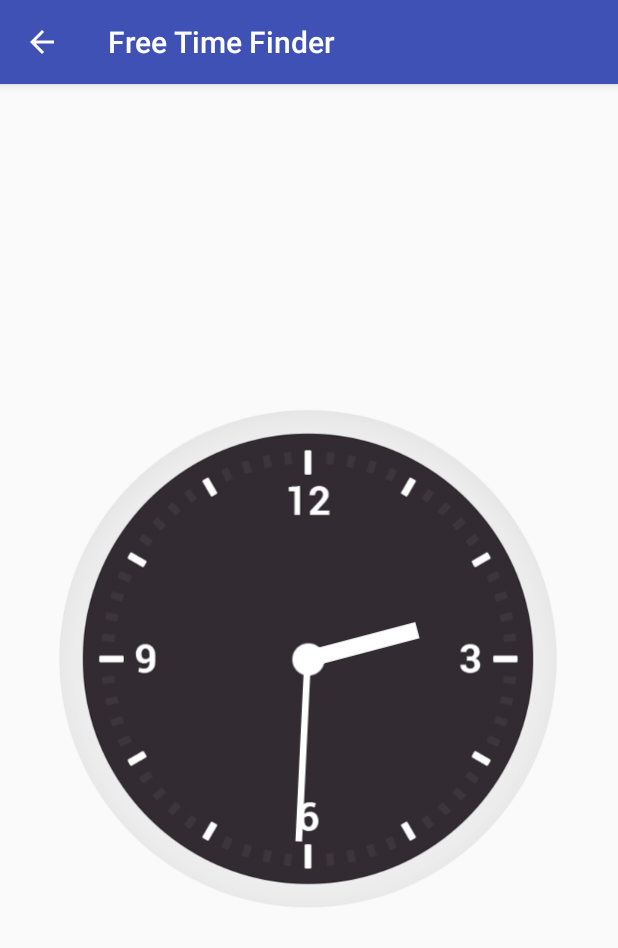
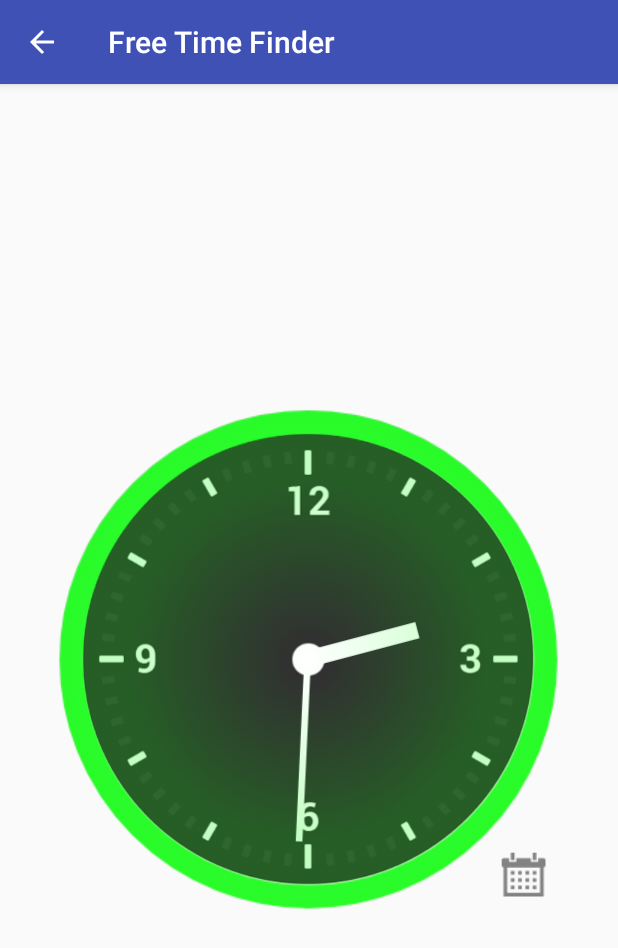
Before and after one commit to WebnetMobile/12HoursAndroid, an Android app: the FreeTimeActivity screen opened directly, with no data from a screen before it, on a phone screen of 412 x 824 dp. Shown: the top 948 px of the screen. Run offline under Robolectric (Android 15) with nearby library versions, the phone set to English and light mode, and no system bars; 3 statements that could not run were skipped.

Commit message:
Version bump, calendar change button.

```diff
--- a/app/src/main/AndroidManifest.xml
+++ b/app/src/main/AndroidManifest.xml
@@ -1,8 +1,8 @@
 <?xml version="1.0" encoding="utf-8"?>
 <manifest xmlns:android="http://schemas.android.com/apk/res/android"
     package="com.tajchert.hours"
-    android:versionCode="41"
-    android:versionName="2.0.5" >
+    android:versionCode="42"
+    android:versionName="2.1.0" >
 
     <uses-permission
         android:name="android.permission.READ_CALENDAR"
--- a/app/src/main/java/com/tajchert/hours/ui/FreeTimeActivity.java
+++ b/app/src/main/java/com/tajchert/hours/ui/FreeTimeActivity.java
@@ -3,14 +3,20 @@ package com.tajchert.hours.ui;
 import android.content.Context;
 import android.content.Intent;
 import android.content.SharedPreferences;
+import android.net.Uri;
 import android.os.Bundle;
+import android.provider.CalendarContract;
 import android.support.v7.app.ActionBarActivity;
 import android.util.Log;
+import android.view.View;
+import android.widget.Button;
 import android.widget.ImageView;
 
 import com.tajchert.hours.R;
+import com.tajchert.hours.Tools;
 import com.tajchert.hours.calendar.CalendarContentResolver;
 import com.tajchert.hours.calendar.Event;
+import com.tajchert.hours.lists.PickCalendars;
 
 import java.util.ArrayList;
 import java.util.Calendar;
@@ -18,6 +24,7 @@ import java.util.Map;
 import java.util.TreeMap;
 
 public class FreeTimeActivity extends ActionBarActivity {
+    private static final String TAG = "FreeTimeActivity";
     private ImageView imageView;
     private SharedPreferences prefs;
     private static TreeMap<Long, Long> eventsTogether = new TreeMap<Long, Long>();
@@ -28,14 +35,47 @@ public class FreeTimeActivity extends ActionBarActivity {
         setContentView(R.layout.activity_free_time);
         imageView = (ImageView) findViewById(R.id.imageViewActivity);
         prefs = this.getSharedPreferences("com.tajchert.hours", Context.MODE_PRIVATE);
+        setButtons();
+
         Intent intent = getIntent();
         if(intent != null){
             drawFreeTime(intent);
         }
     }
 
+    private void setButtons() {
+        Button calendarChange = (Button) findViewById(R.id.buttonCalendarChange);
+        Button buttonCalendar = (Button) findViewById(R.id.buttonCalendar);
+        buttonCalendar.setOnClickListener(new View.OnClickListener() {
+            @Override
+            public void onClick(View v) {
+                Intent i = new Intent(Intent.ACTION_VIEW);
+                i.setData(Uri.parse(CalendarContract.CONTENT_URI + "/time"));
+                i.setFlags(Intent.FLAG_ACTIVITY_RESET_TASK_IF_NEEDED | Intent.FLAG_ACTIVITY_CLEAR_TOP);
+                try {
+                    startActivity(i);
+                } catch (Exception e) {
+                    //No calendar to handle it
+                }
+            }
+        });
+        Tools.buttonPressedEffect(calendarChange);
+        calendarChange.setOnClickListener(new View.OnClickListener() {
+            @Override
+            public void onClick(View v) {
+                Intent i = new Intent(FreeTimeActivity.this, PickCalendars.class);
+                i.putExtra("forResult", true);
+                startActivityForResult(i, 1);
+            }
+        });
+    }
+
     private void drawFreeTime(Intent data) {
         ClockDrawFreeTime clockSurface = new ClockDrawFreeTime(imageView, FreeTimeActivity.this, prefs, eventsTogether);
+        if(data == null){
+            clockSurface.drawEmpty();
+            return;
+        }
         String calendars = data.getStringExtra("calendars");
         String[] calendarsNames = calendars.split("<;;>");
         CalendarContentResolver calRevolver = new CalendarContentResolver(FreeTimeActivity.this);
@@ -45,7 +85,7 @@ public class FreeTimeActivity extends ActionBarActivity {
             try {
                 ArrayList<Event> listEventsFriend = calRevolver.getEventList(FreeTimeActivity.this, Integer.parseInt(calendarsNames[i]), 0, false, false);
                 Log.d("24Hours", "listEventsFriend.size(): " + listEventsFriend.size());
-                if (listEventsFriend != null && listEventsFriend.size() > 0) {
+                if (listEventsFriend.size() > 0) {
                     for (Event ev : listEventsFriend) {
                         addEventToTogether(ev);
                     }
@@ -54,12 +94,24 @@ public class FreeTimeActivity extends ActionBarActivity {
                 clockSurface.drawEmpty();
             }
         }
-        if (calendars == null || calendars.length() == 0 || calendarsNames == null || calendarsNames.length == 0) {
+        if (calendars.length() == 0  || calendarsNames.length == 0) {
             clockSurface.drawEmpty();
         }else if(eventsTogether.size()>0){
             clockSurface.drawEventsFromTogether();
         }else{
             clockSurface.drawFull();
+        }
+    }
+
+    public void onActivityResult(int requestCode, int resultCode, Intent data) {
+        if (requestCode == 1) {
+            if (resultCode == RESULT_OK) {
+                drawFreeTime(data);
+                super.onActivityResult(requestCode, resultCode, data);
+            } else if (resultCode == RESULT_CANCELED) {
+                //do nothing
+            }
+
         }
     }
 
--- a/app/src/main/res/layout/activity_free_time.xml
+++ b/app/src/main/res/layout/activity_free_time.xml
@@ -24,18 +24,34 @@
         android:layout_height="wrap_content"
         android:layout_alignBottom="@+id/analogClockActivity"
         android:layout_alignLeft="@+id/analogClockActivity"
+        android:layout_alignStart="@+id/analogClockActivity"
         android:layout_alignRight="@+id/analogClockActivity"
+        android:layout_alignEnd="@+id/analogClockActivity"
         android:layout_alignTop="@+id/analogClockActivity" />
 
     <Button
         android:id="@+id/buttonCalendar"
         android:layout_width="wrap_content"
         android:layout_height="wrap_content"
+        android:layout_margin="15dp"
         android:layout_alignBottom="@+id/analogClockActivity"
         android:layout_alignLeft="@+id/analogClockActivity"
+        android:layout_alignStart="@+id/analogClockActivity"
         android:layout_alignRight="@+id/analogClockActivity"
+        android:layout_alignEnd="@+id/analogClockActivity"
         android:layout_alignTop="@+id/analogClockActivity"
-        android:alpha="0"
         android:background="@drawable/roundedbutton" />
 
+    <Button
+        android:id="@+id/buttonCalendarChange"
+        android:layout_width="40dp"
+        android:layout_height="40dp"
+        android:layout_alignBottom="@+id/analogClockActivity"
+        android:layout_alignEnd="@+id/analogClockActivity"
+        android:layout_alignRight="@+id/analogClockActivity"
+        android:layout_marginBottom="12dp"
+        android:layout_marginEnd="12dp"
+        android:layout_marginRight="12dp"
+        android:background="@drawable/ic_calendar" />
+
 </RelativeLayout>
```
Also changed, not shown: app/src/main/java/com/tajchert/hours/Tools.java (+25 -0 lines), app/src/main/java/com/tajchert/hours/lists/PickCalendars.java (+18 -6 lines), app/src/main/res/drawable/selectable_item_background.xml (+0 -16 lines), app/src/main/res/drawable-hdpi/ic_calendar.png (added), app/src/main/res/drawable-mdpi/ic_calendar.png (added), app/src/main/res/drawable-xhdpi/ic_calendar.png (added), app/src/main/res/drawable-xxhdpi/ic_calendar.png (added).
